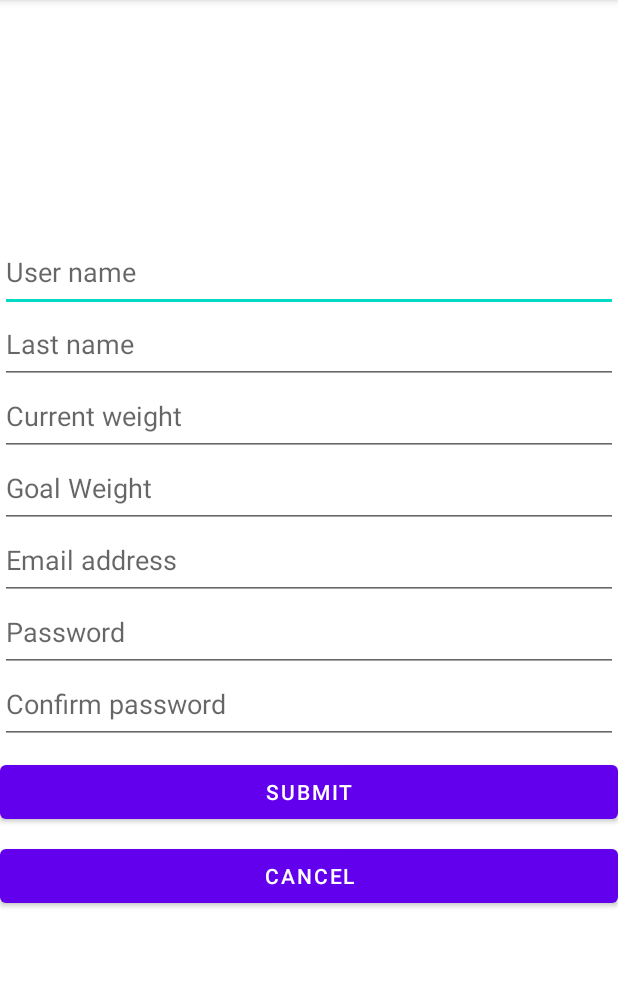
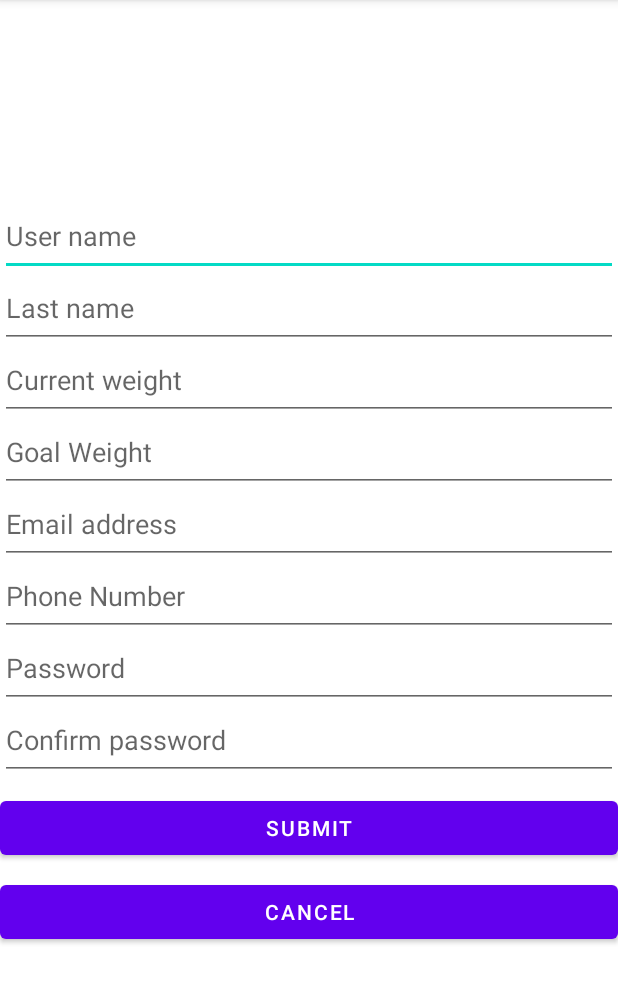
Before and after one commit to RyanMeaux1990/RyanMeaux1990.github.io, an Android app: the registration_page screen opened directly, with no data from a screen before it, on a phone screen of 412 x 824 dp, the part 84-1087 px from its top. Run offline under Robolectric (Android 15) with nearby library versions, the light colour scheme and no system bars.

Commit message:
Phone number box added to registration page

```diff
--- a/app/src/main/res/layout/registration_page.xml
+++ b/app/src/main/res/layout/registration_page.xml
@@ -84,6 +84,17 @@
                 android:textColor="#040404" />
 
             <EditText
+                android:id="@+id/phone_number"
+                android:layout_width="match_parent"
+                android:layout_height="wrap_content"
+                android:ems="10"
+                android:hint="Phone Number"
+                android:inputType="none|textPersonName"
+                android:minHeight="48dp"
+                android:paddingTop="5dp"
+                android:textColor="#040404" />
+
+            <EditText
                 android:id="@+id/register_password"
                 android:layout_width="match_parent"
                 android:layout_height="wrap_content"
--- a/app/src/main/res/layout/two_factor_page.xml
+++ b/app/src/main/res/layout/two_factor_page.xml
@@ -18,7 +18,7 @@
         app:layout_constraintTop_toTopOf="parent" />
 
     <EditText
-        android:id="@+id/editTextPhone"
+        android:id="@+id/phoneNumberConfirmation"
         android:layout_width="0dp"
         android:layout_height="wrap_content"
         android:layout_marginStart="32dp"
@@ -42,7 +42,7 @@
         android:layout_marginEnd="32dp"
         app:layout_constraintEnd_toEndOf="parent"
         app:layout_constraintStart_toStartOf="parent"
-        app:layout_constraintTop_toBottomOf="@+id/editTextPhone" />
+        app:layout_constraintTop_toBottomOf="@+id/phoneNumberConfirmation" />
 
     <Button
         android:id="@+id/submission"
```
